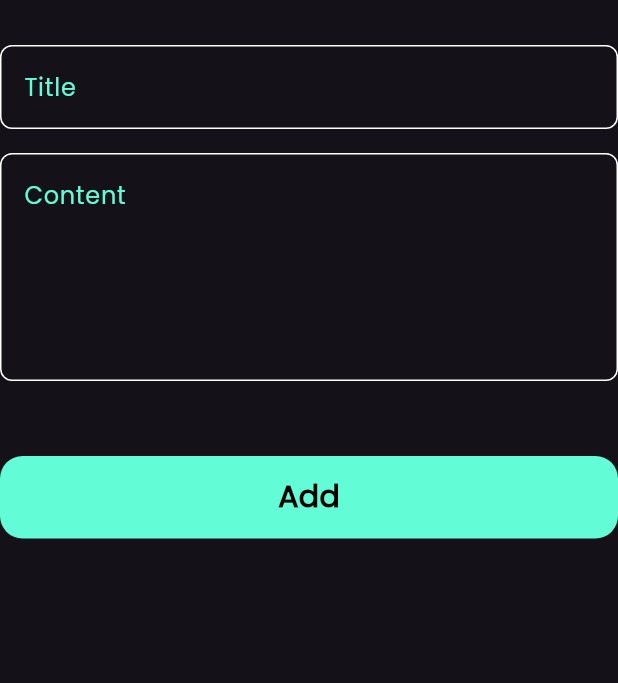
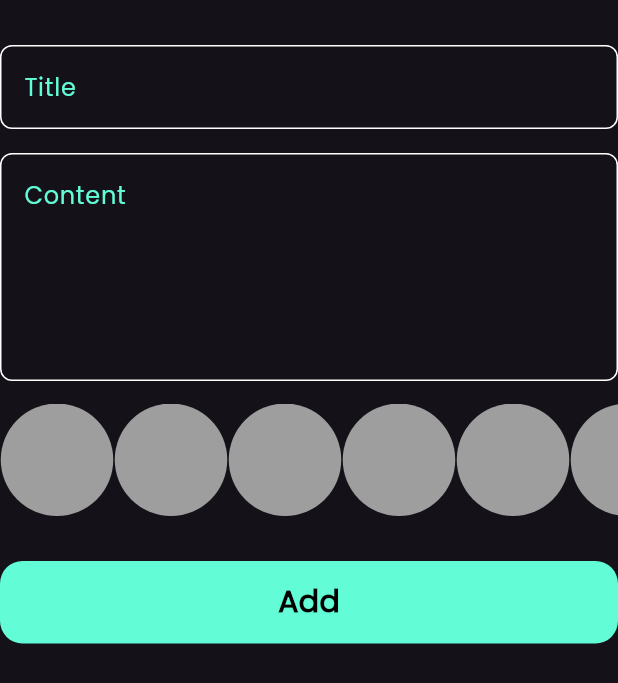
Before and after one commit to RihamGamalElaraby/NotesApp-FlutterApp, a Flutter app: the AddNoteForm widget shown alone on an empty page, opened directly, on a phone screen of 412 x 824 dp. Shown: the top 683 px of the screen. Run offline on Flutter 3.47's test engine with Material 3 defaults, Android fonts, the phone set to English and light mode, and no system bars; our stand-ins replace bloc, flutter_bloc, hive, hive_flutter; accounts and stored records are empty.

Commit message:
colorList

```diff
--- /dev/null
+++ b/notesapp/lib/widgets/ColorsItem.dart
@@ -0,0 +1,13 @@
+import 'package:flutter/material.dart';
+
+class ColorItem extends StatelessWidget {
+  const ColorItem({super.key});
+
+  @override
+  Widget build(BuildContext context) {
+    return CircleAvatar(
+      radius: 38,
+      backgroundColor: Colors.grey,
+    );
+  }
+}
--- /dev/null
+++ b/notesapp/lib/widgets/ColorsListView.dart
@@ -0,0 +1,20 @@
+import 'package:flutter/material.dart';
+import 'package:notesapp/widgets/ColorsItem.dart';
+
+class ColorsListView extends StatelessWidget {
+  const ColorsListView({super.key});
+
+  @override
+  Widget build(BuildContext context) {
+    return SizedBox(
+      height: 75,
+      child: ListView.builder(
+        scrollDirection: Axis.horizontal,
+        itemCount: 10,
+        itemBuilder: (context, index) {
+          return ColorItem();
+        },
+      ),
+    );
+  }
+}
--- a/notesapp/lib/widgets/bottomSheetForm.dart
+++ b/notesapp/lib/widgets/bottomSheetForm.dart
@@ -4,6 +4,7 @@ import 'package:intl/intl.dart';
 import 'package:notesapp/cubits/AddNoteCubit/AddNotesCubit.dart';
 import 'package:notesapp/cubits/AddNoteCubit/AddNotesStates.dart';
 import 'package:notesapp/models/NoteModel.dart';
+import 'package:notesapp/widgets/ColorsListView.dart';
 import 'package:notesapp/widgets/TextField.dart';
 import 'package:notesapp/widgets/button.dart';
 
@@ -47,7 +48,11 @@ class _AddNoteFormState extends State<AddNoteForm> {
             hint: 'Content',
           ),
           SizedBox(
-            height: 50,
+            height: 15,
+          ),
+          ColorsListView(),
+          SizedBox(
+            height: 30,
           ),
           BlocBuilder<AddNotesCubit, AddNotesStates>(builder: (context, state) {
             return CustomButton(
```
